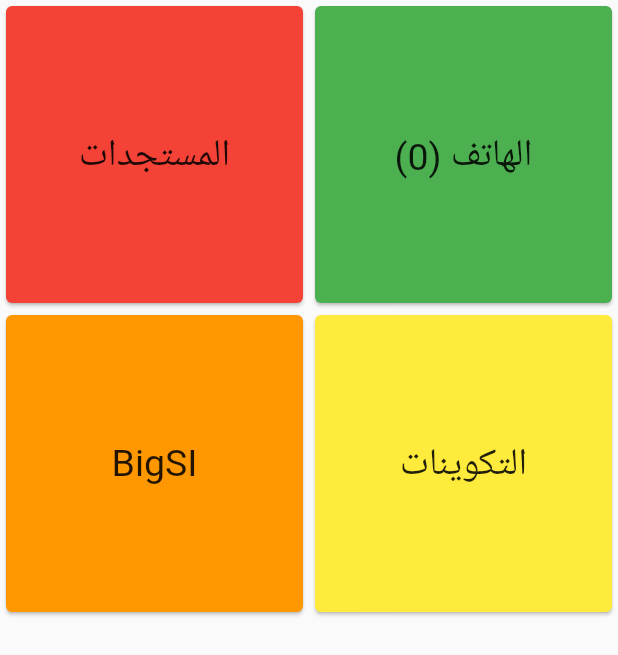
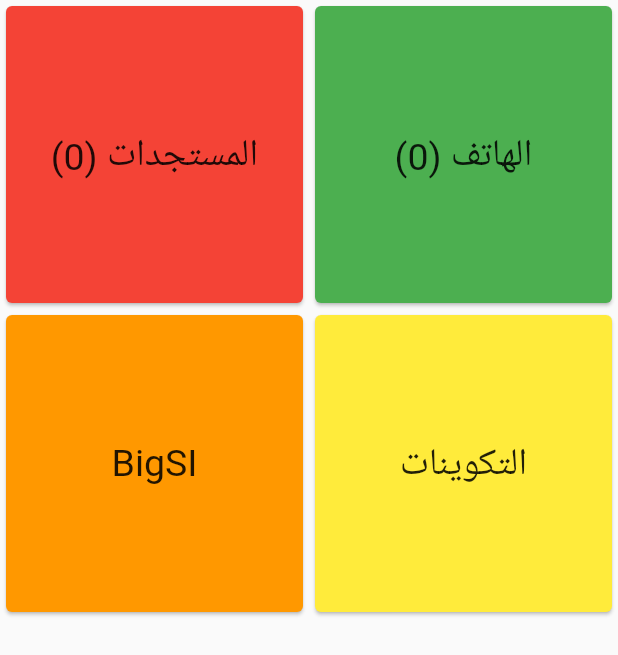
Before and after one commit to mourahi/bigsi_ms_safi, a Flutter app: the PageHome screen opened by its route, on a phone screen of 412 x 824 dp. Shown: the top 655 px of the screen. Run offline on Flutter 3.47's test engine with Material 2 defaults, Android fonts, the phone set to English and light mode, and no system bars; our stand-ins replace hive, hive_flutter; accounts and stored records are empty; network calls fail.

Commit message:
notification depuis homepage

```diff
--- a/lib/communicator/pagehome.dart
+++ b/lib/communicator/pagehome.dart
@@ -1,17 +1,23 @@
 import 'package:bigsi_ms_safi/communicator/pagehomeprovider.dart';
+import 'package:bigsi_ms_safi/component/news/newsprovider.dart';
 import 'package:flutter/material.dart';
 import 'package:provider/provider.dart';
 
 class PageHome extends StatelessWidget {
   const PageHome({Key? key}) : super(key: key);
-
   @override
   Widget build(BuildContext context) {
-    PageHomeProvider nbrs = Provider.of<PageHomeProvider>(context);
+    var ok = false;
     return Directionality(
       textDirection: TextDirection.rtl,
       child: Scaffold(
-        body: GridView.count(
+        body: Consumer<PageHomeProvider>(builder: (context, data, _) {
+          print("je lance la recherche data");
+          if (ok == false) {
+            data.prepareData();
+            ok = true;
+          }
+          return GridView.count(
             crossAxisCount: 2,
             children: [
               GestureDetector(
@@ -21,7 +27,7 @@
                 child: Card(
                   child: Center(
                       child: Text(
-                  "الهاتف (${nbrs.nbrPhones})",
+                    "الهاتف (${data.nbrPhones})",
                     style: const TextStyle(fontSize: 25),
                   )),
                   color: Colors.green,
@@ -30,12 +36,14 @@
               GestureDetector(
                 onTap: () {
                   Navigator.of(context).pushNamed('newscomponent');
+                  Provider.of<NewsProvider>(context, listen: false)
+                      .updateNewsFromRepository();
                 },
-              child: const Card(
+                child: Card(
                   child: Center(
                       child: Text(
-                  "المستجدات",
-                  style: TextStyle(fontSize: 25),
+                    "المستجدات (${data.nbrNews})",
+                    style: const TextStyle(fontSize: 25),
                   )),
                   color: Colors.red,
                 ),
@@ -62,7 +70,8 @@
                 color: Colors.orange,
               ),
             ],
-        ),
+          );
+        }),
       ),
     );
   }
--- a/lib/communicator/pagehomeprovider.dart
+++ b/lib/communicator/pagehomeprovider.dart
@@ -1,9 +1,30 @@
+import 'package:bigsi_ms_safi/component/groupsphone/groupsphoneprovider.dart';
+import 'package:bigsi_ms_safi/component/groupsphone/groupsphonerepository.dart';
+import 'package:bigsi_ms_safi/component/news/newsprovider.dart';
+import 'package:bigsi_ms_safi/component/news/newsrepository.dart';
 import 'package:bigsi_ms_safi/component/phones/provider/phonesprovider.dart';
 import 'package:bigsi_ms_safi/component/phones/provider/phonesrepository.dart';
 import 'package:flutter/widgets.dart';
 
 class PageHomeProvider with ChangeNotifier {
-  int get nbrPhones => PhonesRepository.boxPhones.length;
-  int nbrFavoris = 0;
+  int nbrPhones = 0;
   int nbrNews = 0;
+  int nbrgroups = 0;
+
+  prepareData() async {
+    var a = await PhonesRepository.getPhones();
+    nbrPhones = a[0].length;
+    PhonesProvider().updateListPhonesfromRepository();
+
+    var c = await GroupsPhoneRepository.getGroupsPhone();
+    nbrgroups = c.length;
+    GroupsPhoneProvider().updateGroupsPhoneFromRepository();
+
+    var b = await NewsRepository.getNews();
+    nbrNews = b[0].length;
+    NewsProvider().updateNewsFromRepository();
+
+    notifyListeners();
+    print("ph =$nbrPhones  groups=$nbrgroups  news=$nbrNews");
+  }
 }
--- /dev/null
+++ b/lib/component/groupsphone/groupsphoneprovider.dart
@@ -0,0 +1,22 @@
+import 'package:bigsi_ms_safi/component/groupsphone/groupsphonerepository.dart';
+import 'package:flutter/widgets.dart';
+
+class GroupsPhoneProvider with ChangeNotifier {
+  // rendre la class signlton
+  static final GroupsPhoneProvider _phonesProvider =
+      GroupsPhoneProvider._internal();
+  factory GroupsPhoneProvider() {
+    return _phonesProvider;
+  }
+  GroupsPhoneProvider._internal();
+
+  var groupsPhoneList = [];
+
+  updateGroupsPhoneFromRepository() async {
+    var ln = await GroupsPhoneRepository.getGroupsPhone();
+    if (ln.isNotEmpty) {
+      groupsPhoneList = ln;
+      notifyListeners();
+    }
+  }
+}
--- a/lib/component/news/newsprovider.dart
+++ b/lib/component/news/newsprovider.dart
@@ -3,6 +3,13 @@
 import 'package:flutter/widgets.dart';
 
 class NewsProvider with ChangeNotifier {
+  // rendre la class signlton
+  static final NewsProvider _phonesProvider = NewsProvider._internal();
+  factory NewsProvider() {
+    return _phonesProvider;
+  }
+  NewsProvider._internal();
+
   List<News> listNews = [];
   List<News> _listNews = [];
   List<String> listCatNews = [];
--- a/lib/component/news/newsrepository.dart
+++ b/lib/component/news/newsrepository.dart
@@ -13,7 +13,6 @@
       var d = await DataFromSheet.getDataForSheet(namesheet: 'news');
       var rr2 = _listOfNews(d);
       boxNews.putAll(rr2[0]);
-      print("rr2[1] =${rr2[1]}");
       boxCatNews.addAll(rr2[1]);
     }
     return [
--- a/lib/component/phones/provider/phonesprovider.dart
+++ b/lib/component/phones/provider/phonesprovider.dart
@@ -1,10 +1,19 @@
+import 'package:bigsi_ms_safi/communicator/pagehomeprovider.dart';
 import 'package:bigsi_ms_safi/component/phones/provider/cycleprovider.dart';
 import 'package:bigsi_ms_safi/component/phones/provider/phone.dart';
 import 'package:bigsi_ms_safi/component/phones/provider/phonesrepository.dart';
+import 'package:flutter/foundation.dart';
 import 'package:flutter/widgets.dart';
 
 class PhonesProvider with ChangeNotifier {
-  List<Phone> listPhonesFavoris = []; // doit etre lier au box du hiver
+  // rendre la class signlton
+  static final PhonesProvider _phonesProvider = PhonesProvider._internal();
+  factory PhonesProvider() {
+    return _phonesProvider;
+  }
+  PhonesProvider._internal();
+
+  List<Phone> listPhonesFavoris = []; // doit etre lier au box du hive
 
   List<Phone> listphones = [];
   List<List<String>> mapcyclecommunes = [];
--- a/lib/component/phones/provider/phonesrepository.dart
+++ b/lib/component/phones/provider/phonesrepository.dart
@@ -1,5 +1,6 @@
 import 'package:bigsi_ms_safi/component/phones/provider/phone.dart';
 import 'package:bigsi_ms_safi/repository/DBserver/datafromsheet.dart';
+import 'package:flutter/foundation.dart';
 import 'package:hive/hive.dart';
 
 class PhonesRepository {
--- a/lib/repository/DBserver/datafromsheet.dart
+++ b/lib/repository/DBserver/datafromsheet.dart
@@ -12,6 +12,7 @@
         'docs.google.com',
         '/spreadsheets/d/${_dp['safi']}/gviz/tq',
         {'tqx': 'out:json', 'sheet': namesheet});
+    // print("url = $url");
     var resp = await http.get(url);
     print("status code:${resp.statusCode}");
     var vv = resp.body.toString();
@@ -28,7 +29,7 @@
     var rr = convert.jsonDecode(vv);
     List<List<String>> resultat = [];
 
-    for (var i = 1; i < rr.length; i++) {
+    for (var i = 0; i < rr.length; i++) {
       // i=1 we don't need columns title
       var cc = rr[i]['c'];
       List<String> temp = [];
```
Also changed, not shown: lib/component/groupsphone/groupsphone.dart (added, +29 -0 lines), lib/component/groupsphone/groupsphonecomponent.dart (added, +16 -0 lines), lib/component/groupsphone/groupsphonelist.dart (added, +36 -0 lines), lib/component/groupsphone/groupsphonerepository.dart (added, +32 -0 lines), lib/main.dart (+9 -1 lines), lib/component/groupsphone/groupsphone.g.dart (added), 1 other file. Lines whose indentation alone changed are shown as unchanged.
